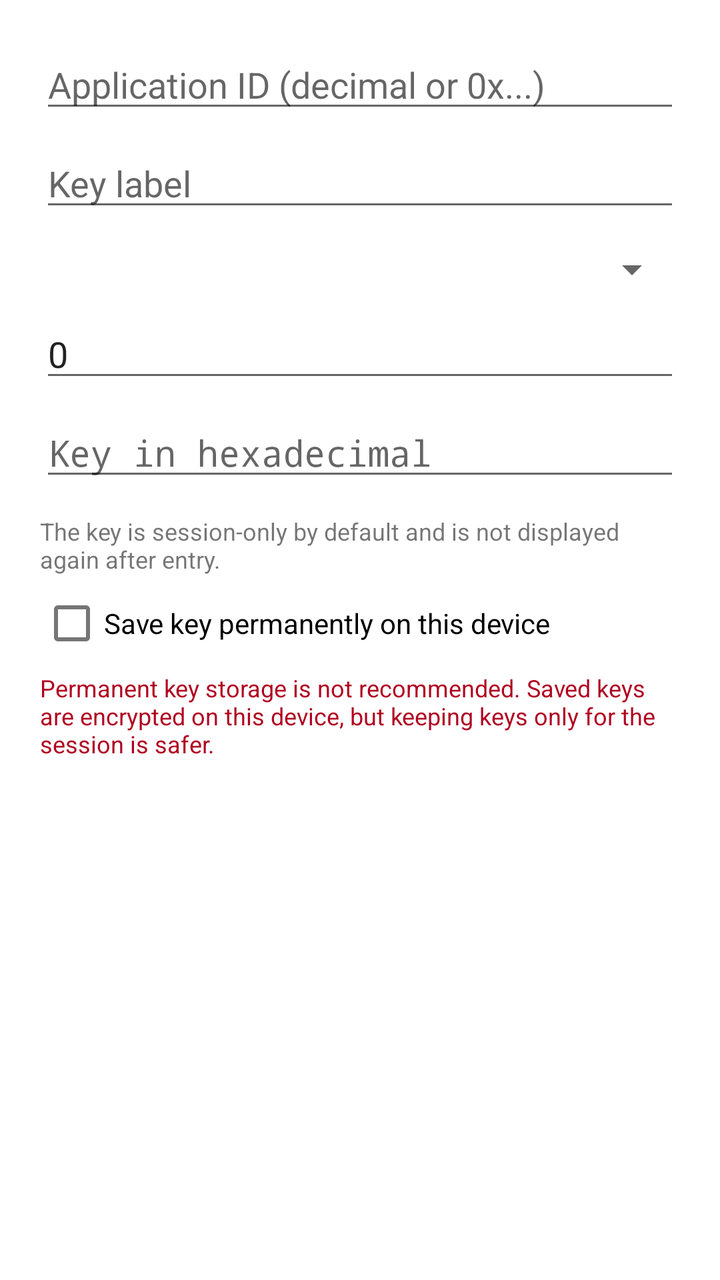
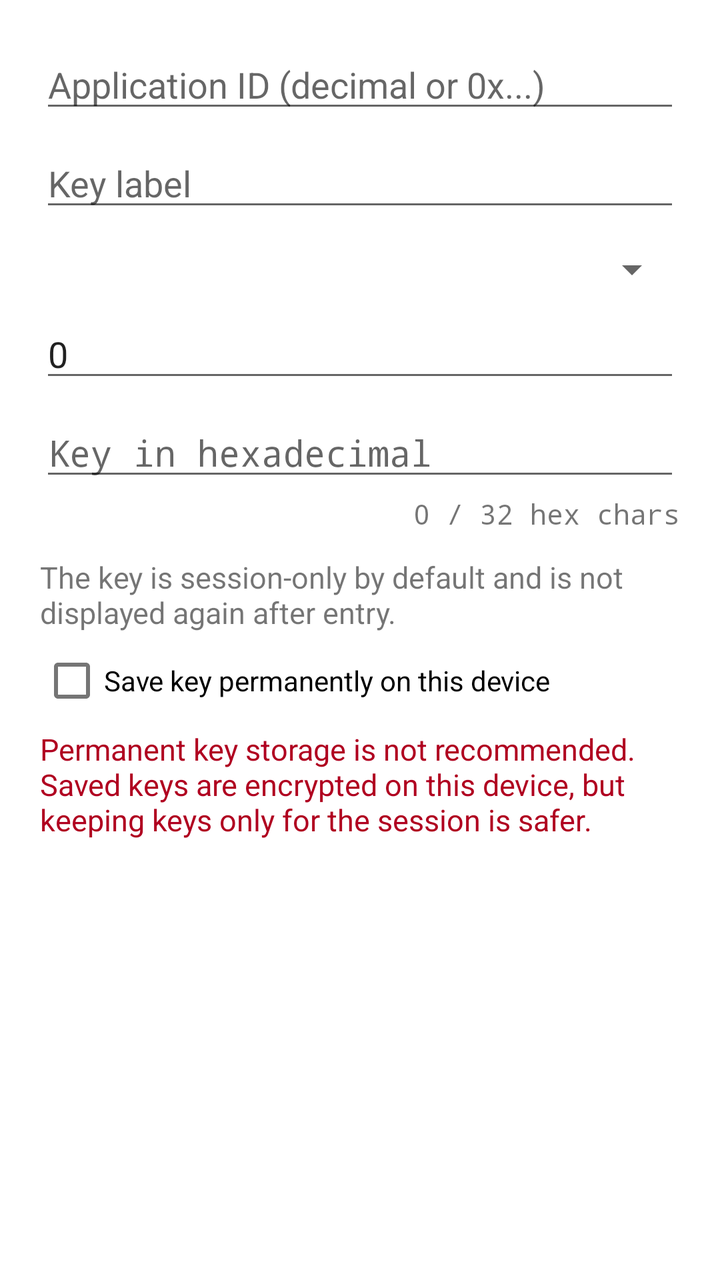

An Android layout rendered at two revisions. The XML below is the earlier revision; the diff shows what the commit changed to produce the second picture.
<!-- AndroidManifest.xml: application theme Theme.App -->
<!-- res/layout/dialog_desfire_quick_check_key.xml -->
<?xml version="1.0" encoding="utf-8"?>
<LinearLayout xmlns:android="http://schemas.android.com/apk/res/android"
    android:layout_width="match_parent"
    android:layout_height="wrap_content"
    android:orientation="vertical"
    android:padding="20dp">

    <EditText
        android:id="@+id/aid"
        android:layout_width="match_parent"
        android:layout_height="wrap_content"
        android:hint="Application ID (decimal or 0x...)"
        android:inputType="text" />

    <EditText
        android:id="@+id/label"
        android:layout_width="match_parent"
        android:layout_height="wrap_content"
        android:layout_marginTop="8dp"
        android:hint="Key label"
        android:inputType="text" />

    <Spinner
        android:id="@+id/keyType"
        android:layout_width="match_parent"
        android:layout_height="wrap_content"
        android:layout_marginTop="12dp" />

    <EditText
        android:id="@+id/keyNumber"
        android:layout_width="match_parent"
        android:layout_height="wrap_content"
        android:layout_marginTop="8dp"
        android:hint="Key number (0-15)"
        android:inputType="number"
        android:text="0" />

    <EditText
        android:id="@+id/keyHex"
        android:layout_width="match_parent"
        android:layout_height="wrap_content"
        android:layout_marginTop="8dp"
        android:fontFamily="monospace"
        android:hint="Key in hexadecimal"
        android:inputType="textPassword"
        android:saveEnabled="false"
        android:maxLines="2" />

    <TextView
        android:layout_width="match_parent"
        android:layout_height="wrap_content"
        android:layout_marginTop="12dp"
        android:text="The key is session-only by default and is not displayed again after entry."
        android:textSize="12sp" />
    <CheckBox android:id="@+id/savePermanently" android:layout_width="match_parent"
        android:layout_height="wrap_content" android:text="Save key permanently on this device"
        android:checked="false" />
    <TextView android:layout_width="match_parent" android:layout_height="wrap_content"
        android:text="Permanent key storage is not recommended. Saved keys are encrypted on this device, but keeping keys only for the session is safer."
        android:textSize="12sp" android:textColor="?attr/colorError" />
</LinearLayout>
<!-- resources referenced by this layout -->
<resources>
  <style name="Theme.App" parent="Theme.MaterialComponents.DayNight.NoActionBar">
          <item name="android:windowActionModeOverlay">true</item>
          <item name="colorPrimary">@color/brand_blue</item>
          <item name="colorPrimaryVariant">@color/brand_blue_dark</item>
          <item name="colorPrimaryDark">@color/brand_blue_dark</item>
          <item name="colorSecondary">@color/brand_blue_text</item>
          <item name="colorSecondaryVariant">@color/brand_blue_dark</item>
          <item name="colorOnPrimary">@color/brand_blue_on_primary</item>
          <item name="colorOnSecondary">@android:color/white</item>
      </style>
  <color name="brand_blue">#1B8ADB</color>
  <color name="brand_blue_dark">#1164A0</color>
  <color name="brand_blue_text">#1164A0</color>
  <color name="brand_blue_on_primary">#071B2A</color>
</resources>

<!-- the commit's change to res/layout/dialog_desfire_quick_check_key.xml (unified diff, before → after) -->
@@ -42,20 +42,30 @@
         android:layout_marginTop="8dp"
         android:fontFamily="monospace"
         android:hint="Key in hexadecimal"
-        android:inputType="textPassword"
+        android:inputType="textVisiblePassword"
         android:saveEnabled="false"
         android:maxLines="2" />
+
+    <TextView
+        android:id="@+id/hexCounter"
+        android:layout_width="match_parent"
+        android:layout_height="wrap_content"
+        android:layout_marginTop="2dp"
+        android:textAlignment="textEnd"
+        android:textSize="14sp"
+        android:fontFamily="monospace"
+        android:text="0 / 32 hex chars" />
 
     <TextView
         android:layout_width="match_parent"
         android:layout_height="wrap_content"
         android:layout_marginTop="12dp"
         android:text="The key is session-only by default and is not displayed again after entry."
-        android:textSize="12sp" />
+        android:textSize="15sp" />
     <CheckBox android:id="@+id/savePermanently" android:layout_width="match_parent"
         android:layout_height="wrap_content" android:text="Save key permanently on this device"
         android:checked="false" />
     <TextView android:layout_width="match_parent" android:layout_height="wrap_content"
         android:text="Permanent key storage is not recommended. Saved keys are encrypted on this device, but keeping keys only for the session is safer."
-        android:textSize="12sp" android:textColor="?attr/colorError" />
+        android:textSize="15sp" android:textColor="?attr/colorError" />
 </LinearLayout>
